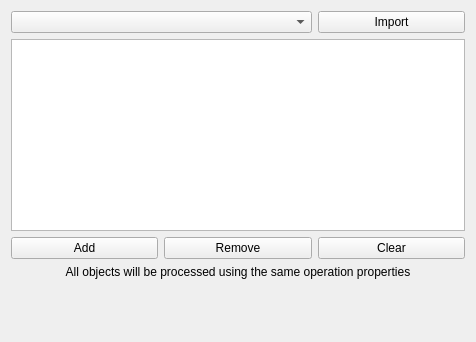
Before: the Qt Designer form src/Mod/Path/Gui/Resources/panels/PageBaseGeometryEdit.ui in southseact-3d/fcd, drawn with Qt 5.
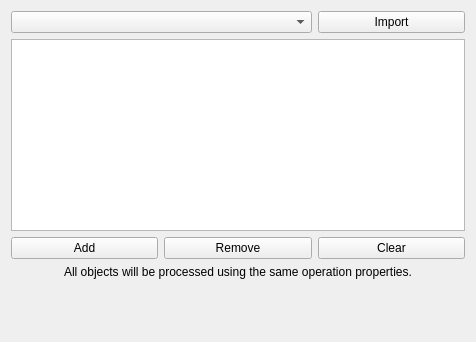
After: the same form once the commit is applied. Icons and pictures are not drawn.

Patch:
```diff
--- a/src/Mod/Path/Gui/Resources/panels/PageBaseGeometryEdit.ui
+++ b/src/Mod/Path/Gui/Resources/panels/PageBaseGeometryEdit.ui
@@ -96,7 +96,7 @@
    <item row="6" column="0" colspan="3">
     <widget class="QLabel" name="label">
      <property name="text">
-      <string>All objects will be processed using the same operation properties</string>
+      <string>All objects will be processed using the same operation properties.</string>
      </property>
      <property name="alignment">
       <set>Qt::AlignCenter</set>
```
Left out of the diff: 10 changed lines with no effect on the pictures.
